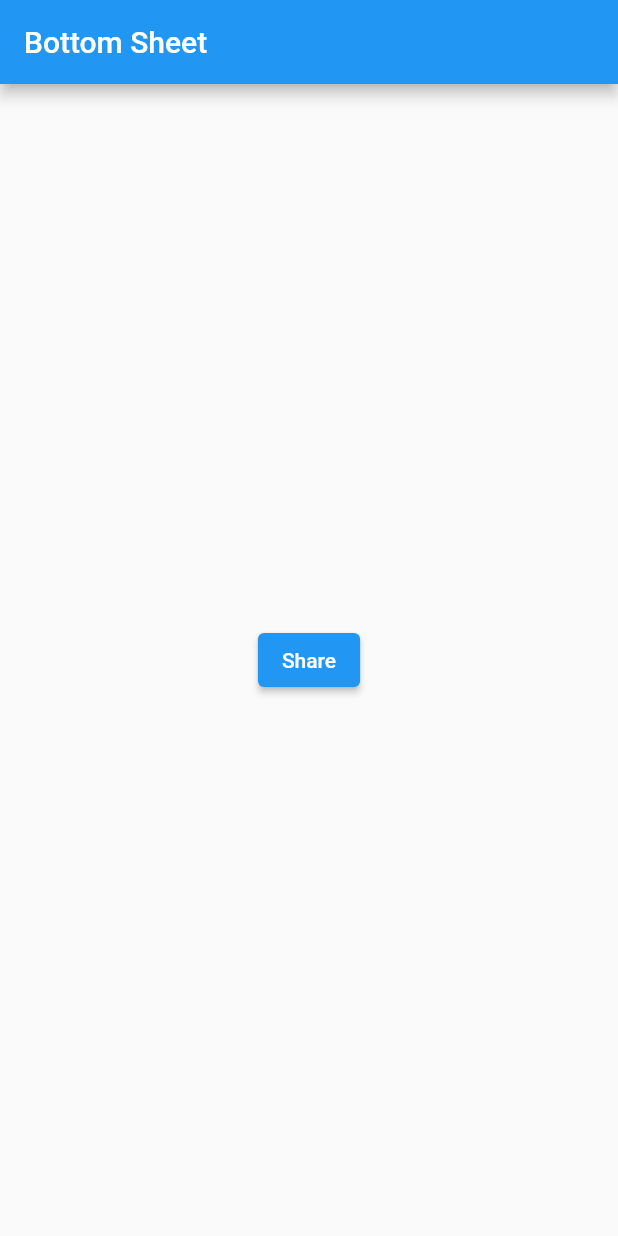
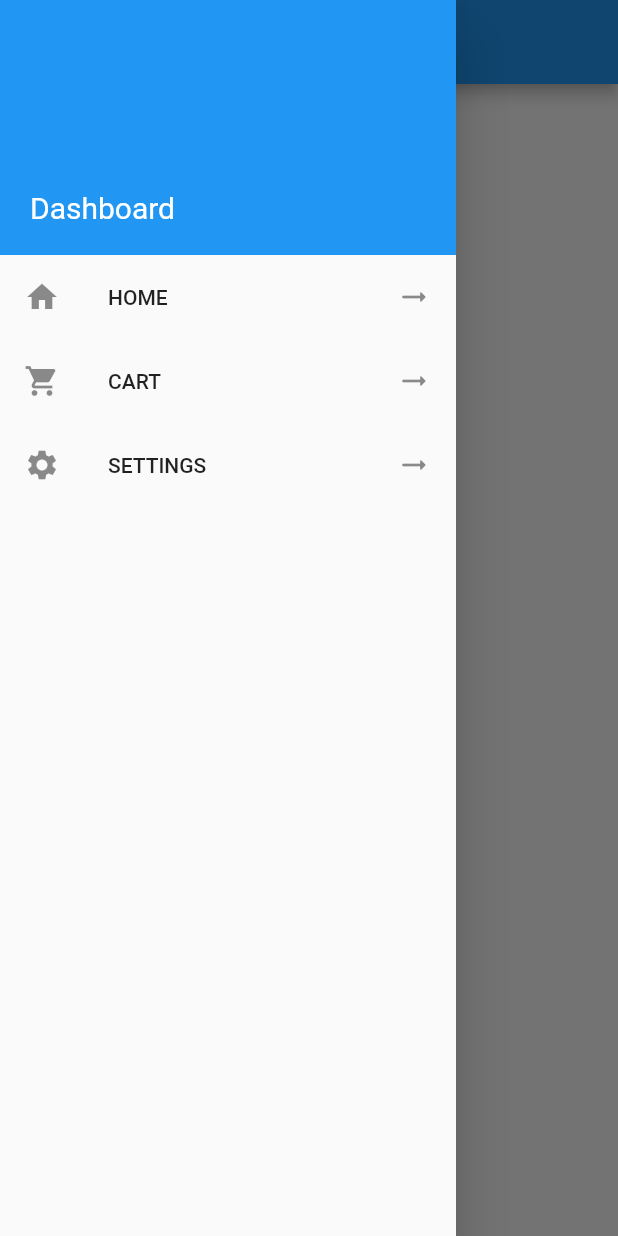
Before and after one commit to AlsoKnownAsZira/fluttering-pt4, a Flutter app: the screen it shows after launch, with the side drawer open (before the commit the screen has no drawer), on a phone screen of 412 x 824 dp. Run offline on Flutter 3.47's test engine with Material 2 defaults, Android fonts, the phone set to English and light mode, and no system bars.

Commit message:
completing drawer tutorial

```diff
--- a/lib/main.dart
+++ b/lib/main.dart
@@ -1,6 +1,7 @@
 import 'package:flutter/material.dart';
 import 'package:section4/widgets/tutorBottomNavBar.dart';
 import 'package:section4/widgets/tutorBottomSheet.dart';
+import 'package:section4/widgets/tutorDrawer.dart';
 import 'package:section4/widgets/tutorDropDown.dart';
 import 'package:section4/widgets/tutorTabBar.dart';
 import 'package:section4/widgets/tutorTextField.dart';
@@ -24,6 +25,6 @@ class _ziraAppState extends State<ziraApp> {
     return MaterialApp(
       debugShowCheckedModeBanner: false,
         // scaffold kebawah dipisah supaya tidak error
-        home: tutorBottomSheet());
+        home: tutorDrawer());
   }
 }
--- /dev/null
+++ b/lib/widgets/tutorDrawer.dart
@@ -0,0 +1,55 @@
+import 'package:flutter/material.dart';
+
+class tutorDrawer extends StatelessWidget {
+  const tutorDrawer({super.key});
+
+  @override
+  Widget build(BuildContext context) {
+    return Scaffold(
+      appBar: AppBar(
+        title: Text("Drawer tutorial"),
+        centerTitle: true,
+      ),
+      drawer: Drawer(
+        child: Column(
+          children: [
+            // container atas, dipisah dengan yang lain biar tidak scrollable
+            Container(
+              padding: EdgeInsets.all(20),
+              alignment: Alignment.bottomLeft,
+              width: double.infinity,
+              height: 170,
+              color: Colors.blue,
+              child: const Text(
+                "Dashboard ",
+                style: TextStyle(fontSize: 20, color: Colors.white),
+              ),
+            ),
+            // listView dibungkus extended biar muncul
+            Expanded(
+                child: ListView(
+              scrollDirection: Axis.vertical,
+              children: [
+                ListTile(
+                  leading: Icon(Icons.home),
+                  title: Text("HOME"),
+                  trailing: Icon(Icons.arrow_right_alt_rounded),
+                ),
+                ListTile(
+                  leading: Icon(Icons.shopping_cart),
+                  title: Text("CART"),
+                  trailing: Icon(Icons.arrow_right_alt_rounded),
+                ),
+                ListTile(
+                  leading: Icon(Icons.settings),
+                  title: Text("SETTINGS"),
+                  trailing: Icon(Icons.arrow_right_alt_rounded),
+                ),
+              ],
+            ))
+          ],
+        ),
+      ),
+    );
+  }
+}
```
